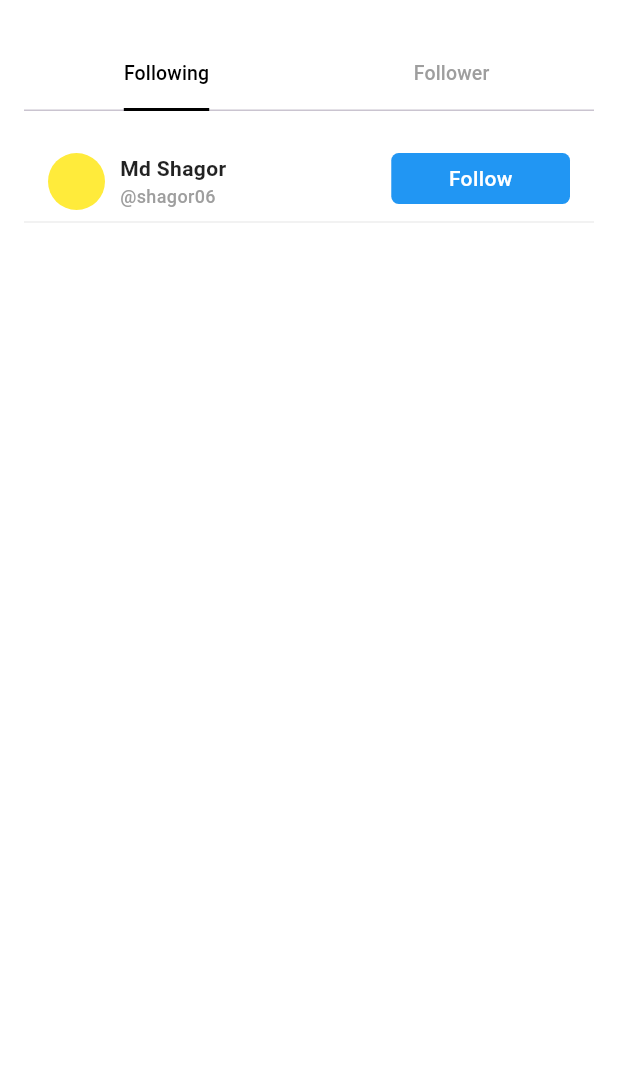
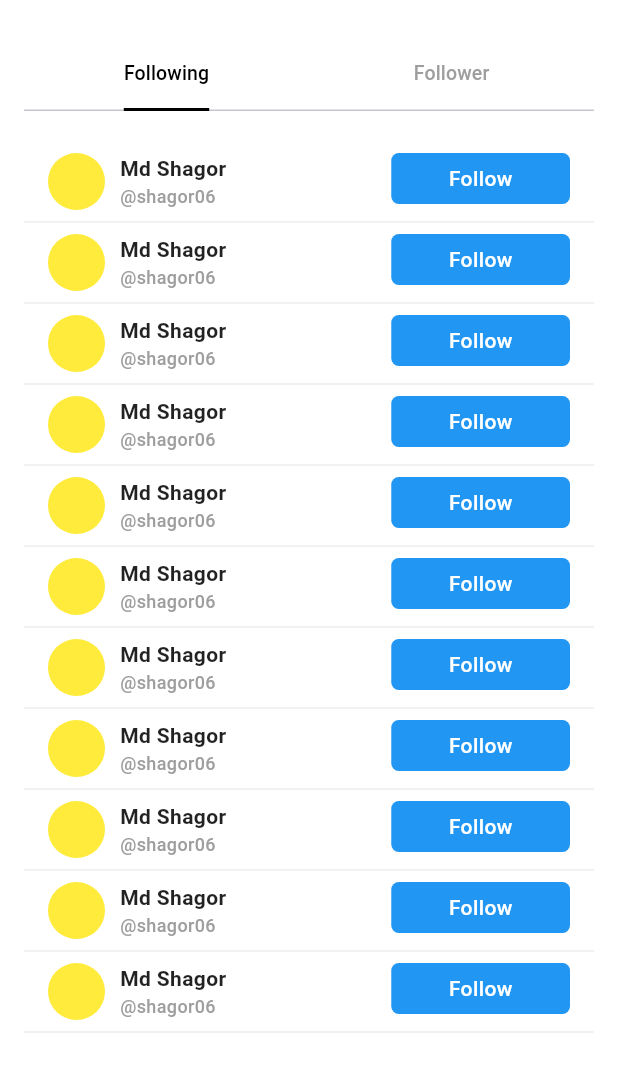
Before and after one commit to mohammadrezaulalam/share-flare, a Flutter app: the screen it shows after launch, on a phone screen of 412 x 824 dp, the part 63-1155 px from its top. Run offline on Flutter 3.47's test engine with Material 3 defaults, Android fonts, the phone set to English and light mode, and no system bars; our stand-ins replace get, transparent_image.

Commit message:
Follow screen has been created!

```diff
--- a/lib/presentation/ui/widgets/follower_list/follower_list_tap.dart
+++ b/lib/presentation/ui/widgets/follower_list/follower_list_tap.dart
@@ -16,15 +16,15 @@ class _FollowerListTapState extends State<FollowerListTap> {
 
   @override
   Widget build(BuildContext context) {
-    return Column(
-      crossAxisAlignment: CrossAxisAlignment.start,
-      children: [
+    return Padding(
+      padding: const EdgeInsets.all(8.0),
+      child: Column(
+        crossAxisAlignment: CrossAxisAlignment.start,
+        children: [
 
-        Padding(
-          padding: const EdgeInsets.only(left: 16.0, right: 16.0),
-          child: Row(
+          Row(
             mainAxisAlignment: MainAxisAlignment.start,
-            crossAxisAlignment: CrossAxisAlignment.start,
+            crossAxisAlignment: CrossAxisAlignment.center,
             children: [
               const CircleAvatar(
                 radius: 19,
@@ -34,18 +34,19 @@ class _FollowerListTapState extends State<FollowerListTap> {
               const SizedBox(
                 width: 10,
               ),
-              const Column(
-                crossAxisAlignment: CrossAxisAlignment.start,
+              const Row(
+                crossAxisAlignment: CrossAxisAlignment.center,
                 children: [
                   Text("Md Shagor",
                     style: TextStyle(fontSize: 14, color: Colors.black87, fontWeight: FontWeight.w600),),
                   SizedBox(
                     height: 0,
                   ),
+                  RoundDivider(),
                   Text(
-                    "@shagor06",
+                    "Follow",
                     style: TextStyle(
-                      color: Colors.grey,
+                      color: Colors.blue,
                       fontWeight: FontWeight.w500,
                       fontSize: 12,
                     ),
@@ -53,8 +54,9 @@ class _FollowerListTapState extends State<FollowerListTap> {
 
                 ],
               ),
+
               const SizedBox(
-                width: 110,
+                width: 70,
               ),
               Expanded(
                 child:
@@ -66,13 +68,13 @@ class _FollowerListTapState extends State<FollowerListTap> {
                     },
                     child: AnimatedContainer (duration: Duration(microseconds:  300), height: 34,
                       decoration: BoxDecoration(
-                          color:  user.isFollowedByMe? Colors.grey[200] : Colors.blue,
+                          color:  Colors.grey[200] ,
 
                           borderRadius: BorderRadius.circular(5),
-                          border: Border.all(color: user.isFollowedByMe? Colors.white24 : Colors.transparent,)
+                          border: Border.all(color:  Colors.transparent,)
                       ),
-                      child: Center(
-                        child: Text(user.isFollowedByMe? 'Unfollow' : 'Follow', style: TextStyle(color: user.isFollowedByMe? Colors.black: Colors.white,fontWeight: FontWeight.w500),),
+                      child: const Center(
+                        child: Text('Remove' , style: TextStyle(color: Colors.black,fontWeight: FontWeight.w500),),
                       ),
                     )
 
@@ -82,12 +84,9 @@ class _FollowerListTapState extends State<FollowerListTap> {
             ],
 
           ),
-        ),
-        Divider(
-          thickness: 1,
-          color: Colors.grey[200],
-        ),
-      ],
+
+        ],
+      ),
     );
   }
 }
--- a/lib/presentation/ui/widgets/follower_list/follower_tab.dart
+++ b/lib/presentation/ui/widgets/follower_list/follower_tab.dart
@@ -1,8 +1,8 @@
 import 'package:flutter/material.dart';
-import 'package:share_flare/presentation/ui/widgets/follower_list/follower_list_tap.dart';
-import 'package:share_flare/presentation/ui/widgets/follower_list/following_list.dart';
-import 'package:share_flare/presentation/ui/widgets/profile/profile_gridview.dart';
-import 'package:share_flare/presentation/ui/widgets/profile/profile_listview.dart';
+import 'package:share_flare/presentation/ui/widgets/follower_list/follower_listview.dart';
+import 'package:share_flare/presentation/ui/widgets/follower_list/following_list_tap.dart';
+import 'package:share_flare/presentation/ui/widgets/follower_list/following_listview.dart';
+
 
 class FollowerTabBar extends StatelessWidget {
   const FollowerTabBar({super.key});
@@ -45,8 +45,9 @@ class FollowerTabBar extends StatelessWidget {
             padding: EdgeInsets.all(16.0),
             child: TabBarView(
               children: [
-              FollowerListTap(),
-                FollowingListTap()
+                FollowingListView(),
+                FollowerListView(),
+
               ],
             ),
           ),
--- a/lib/presentation/ui/widgets/follower_list/following_list.dart
+++ b/lib/presentation/ui/widgets/follower_list/following_list_tap.dart
@@ -1,5 +1,5 @@
 import 'package:flutter/material.dart';
-import 'package:share_flare/presentation/ui/widgets/round_divider.dart';
+
 
 
 
@@ -24,7 +24,7 @@ class _FollowingListTapState extends State<FollowingListTap> {
           padding: const EdgeInsets.only(left: 16.0, right: 16.0),
           child: Row(
             mainAxisAlignment: MainAxisAlignment.start,
-            crossAxisAlignment: CrossAxisAlignment.center,
+            crossAxisAlignment: CrossAxisAlignment.start,
             children: [
               const CircleAvatar(
                 radius: 19,
@@ -34,19 +34,18 @@ class _FollowingListTapState extends State<FollowingListTap> {
               const SizedBox(
                 width: 10,
               ),
-              const Row(
-                crossAxisAlignment: CrossAxisAlignment.center,
+              const Column(
+                crossAxisAlignment: CrossAxisAlignment.start,
                 children: [
                   Text("Md Shagor",
                     style: TextStyle(fontSize: 14, color: Colors.black87, fontWeight: FontWeight.w600),),
                   SizedBox(
                     height: 0,
                   ),
-                  RoundDivider(),
                   Text(
-                    "Follow",
+                    "@shagor06",
                     style: TextStyle(
-                      color: Colors.blue,
+                      color: Colors.grey,
                       fontWeight: FontWeight.w500,
                       fontSize: 12,
                     ),
@@ -54,9 +53,8 @@ class _FollowingListTapState extends State<FollowingListTap> {
 
                 ],
               ),
-
               const SizedBox(
-                width: 50,
+                width: 110,
               ),
               Expanded(
                 child:
@@ -68,13 +66,13 @@ class _FollowingListTapState extends State<FollowingListTap> {
                     },
                     child: AnimatedContainer (duration: Duration(microseconds:  300), height: 34,
                       decoration: BoxDecoration(
-                          color:  Colors.grey[200] ,
+                          color:  user.isFollowedByMe? Colors.grey[200] : Colors.blue,
 
                           borderRadius: BorderRadius.circular(5),
-                          border: Border.all(color:  Colors.transparent,)
+                          border: Border.all(color: user.isFollowedByMe? Colors.white24 : Colors.transparent,)
                       ),
-                      child: const Center(
-                        child: Text('Remove' , style: TextStyle(color: Colors.black,fontWeight: FontWeight.w500),),
+                      child: Center(
+                        child: Text(user.isFollowedByMe? 'Unfollow' : 'Follow', style: TextStyle(color: user.isFollowedByMe? Colors.black: Colors.white,fontWeight: FontWeight.w500),),
                       ),
                     )
 
@@ -85,7 +83,10 @@ class _FollowingListTapState extends State<FollowingListTap> {
 
           ),
         ),
-
+        Divider(
+          thickness: 1,
+          color: Colors.grey[200],
+        ),
       ],
     );
   }
--- /dev/null
+++ b/lib/presentation/ui/widgets/follower_list/following_listview.dart
@@ -0,0 +1,20 @@
+import 'package:flutter/material.dart';
+import 'package:share_flare/presentation/ui/widgets/follower_list/following_list_tap.dart';
+
+
+class FollowingListView extends StatelessWidget {
+  const FollowingListView({super.key});
+
+  @override
+  Widget build(BuildContext context) {
+    return ListView.builder(
+      itemCount: 11,
+      itemBuilder: (context, index) => Container(
+        decoration: BoxDecoration(
+          borderRadius: BorderRadius.circular(8),
+        ),
+        child: const FollowingListTap(),
+      ),
+    );
+  }
+}
```
Also changed, not shown: lib/presentation/ui/widgets/follower_list/follower_listview.dart (added, +20 -0 lines).
